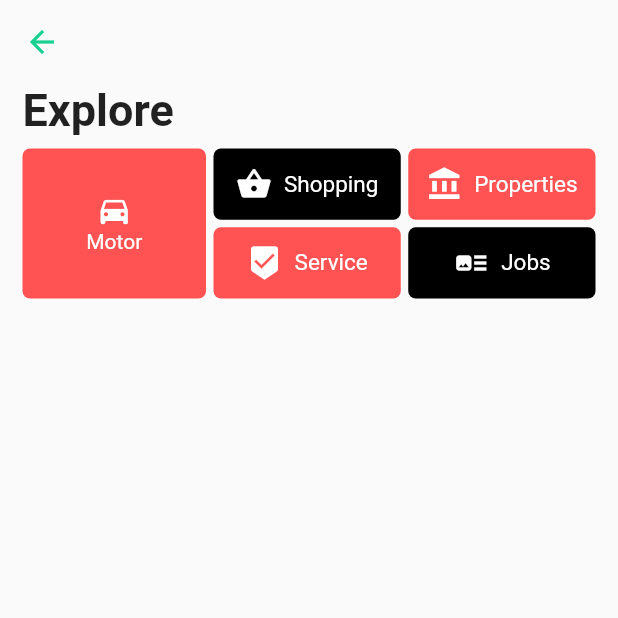
After one commit to 3112Forever/Flutter_UI_Tranning_2, a Flutter app: the HomePage screen opened directly, on a phone screen of 412 x 824 dp, the top half of it. The commit adds this screen. Run offline on Flutter 3.47's test engine with Material 2 defaults, Android fonts, the phone set to English and light mode, and no system bars.

Commit message:
Login to HomePage

```diff
--- /dev/null
+++ b/lib/home.dart
@@ -0,0 +1,195 @@
+import 'package:flutter/material.dart';
+
+class HomePage extends StatefulWidget {
+  @override
+  _HomePageState createState() => _HomePageState();
+}
+
+class _HomePageState extends State<HomePage> {
+  @override
+  Widget build(BuildContext context) {
+    return Scaffold(
+      appBar: AppBar(
+          backgroundColor: Colors.transparent,
+          elevation: 0.0,
+          iconTheme: new IconThemeData(color: Color(0xFF18D191))),
+      body: MainContent(),
+    );
+  }
+}
+
+class MainContent extends StatefulWidget {
+  @override
+  _MainContentState createState() => _MainContentState();
+}
+
+class _MainContentState extends State<MainContent> {
+  @override
+  Widget build(BuildContext context) {
+    return new ListView(
+      children: <Widget>[
+        Padding(
+          padding: const EdgeInsets.symmetric(horizontal: 15.0),
+          child: new Container(
+            child: new Column(
+              children: <Widget>[
+                Row(
+                  children: <Widget>[
+                    new Text(
+                      "Explore",
+                      style: TextStyle(fontSize: 30.0,fontWeight: FontWeight.bold),
+                      textAlign: TextAlign.left,
+                    ),
+                  ],
+                ),
+
+                new SizedBox(
+                  height: 8.0,
+                ),
+
+                Row(
+                  children: <Widget>[
+                    // Motorrrrrrrrrrrrrrrrrrrrrrrrrrrrrrrrrrrrrrrrrrrrrrrrrrrrrrrrrr
+
+                    new Expanded(
+                        child: Padding(
+                          padding: const EdgeInsets.only(right:5.0),
+                          child: new Container(
+                      height: 100.0,
+                      decoration: new BoxDecoration(
+                            borderRadius: new BorderRadius.circular(5.0),
+                            color: Colors.redAccent),
+                      child: new Column(
+                          mainAxisAlignment: MainAxisAlignment.center,
+                          children: <Widget>[
+                            new Icon(Icons.drive_eta, color: Colors.white),
+                            new Text("Motor",
+                                style: TextStyle(color: Colors.white))
+                          ],
+                      ),
+                    ),
+                        )),
+
+                    // Stack 22222222222222222222
+
+                    new Expanded(
+                        child: new Container(
+                      height: 100.0,
+                      child: new Column(
+                        children: <Widget>[
+                          Expanded(
+                            child: Padding(
+                              padding: const EdgeInsets.only(bottom: 2.5,right: 2.5),
+                              child: new Container(
+                                decoration: new BoxDecoration(
+                                    color: Colors.black,
+                                    borderRadius: BorderRadius.circular(5.0)),
+                                child: new Row(
+                                  mainAxisAlignment: MainAxisAlignment.center,
+                                  children: <Widget>[
+                                    Padding(
+                                      padding: const EdgeInsets.only(right:8.0),
+                                      child: new Icon(Icons.shopping_basket,
+                                          color: Colors.white),
+                                    ),
+                                    new Text("Shopping",
+                                        style: TextStyle(
+                                            color: Colors.white, fontSize: 15.0))
+                                  ],
+                                ),
+                              ),
+                            ),
+                          ),
+                          Expanded(
+                            child: Padding(
+                              padding: const EdgeInsets.only(top:2.5,right: 2.5),
+                              child: new Container(
+                                decoration: new BoxDecoration(
+                                    color: Colors.redAccent,
+                                    borderRadius: BorderRadius.circular(5.0)),
+                                child: new Row(
+                                  mainAxisAlignment: MainAxisAlignment.center,
+                                  children: <Widget>[
+                                    Padding(
+                                      padding: const EdgeInsets.only(right:8.0),
+                                      child: new Icon(Icons.beenhere,
+                                          color: Colors.white),
+                                    ),
+                                    new Text("Service",
+                                        style: TextStyle(
+                                            color: Colors.white, fontSize: 15.0))
+                                  ],
+                                ),
+                              ),
+                            ),
+                          ),
+                        ],
+                      ),
+                    )),
+
+                    // Stack 3333333333333333333333333333333333
+
+                    new Expanded(
+                        child: new Container(
+                          height: 100.0,
+                          child: new Column(
+                            children: <Widget>[
+                              Expanded(
+                                child: Padding(
+                                  padding: const EdgeInsets.only(bottom: 2.5,left: 2.5),
+                                  child: new Container(
+                                    decoration: new BoxDecoration(
+                                        color: Colors.redAccent,
+                                        borderRadius: BorderRadius.circular(5.0)),
+                                    child: new Row(
+                                      mainAxisAlignment: MainAxisAlignment.center,
+                                      children: <Widget>[
+                                        Padding(
+                                          padding: const EdgeInsets.only(right:8.0),
+                                          child: new Icon(Icons.account_balance,
+                                              color: Colors.white),
+                                        ),
+                                        new Text("Properties",
+                                            style: TextStyle(
+                                                color: Colors.white, fontSize: 15.0))
+                                      ],
+                                    ),
+                                  ),
+                                ),
+                              ),
+                              Expanded(
+                                child: Padding(
+                                  padding: const EdgeInsets.only(top:2.5,left: 2.5),
+                                  child: new Container(
+                                    decoration: new BoxDecoration(
+                                        color: Colors.black,
+                                        borderRadius: BorderRadius.circular(5.0)),
+                                    child: new Row(
+                                      mainAxisAlignment: MainAxisAlignment.center,
+                                      children: <Widget>[
+                                        Padding(
+                                          padding: const EdgeInsets.only(right:8.0),
+                                          child: new Icon(Icons.art_track,
+                                              color: Colors.white),
+                                        ),
+                                        new Text("Jobs",
+                                            style: TextStyle(
+                                                color: Colors.white, fontSize: 15.0))
+                                      ],
+                                    ),
+                                  ),
+                                ),
+                              ),
+                            ],
+                          ),
+                        )),
+                  ],
+                ),
+              ],
+            ),
+          ),
+        )
+      ],
+    );
+  }
+}
--- a/lib/login.dart
+++ b/lib/login.dart
@@ -1,4 +1,5 @@
 import 'package:flutter/material.dart';
+import 'home.dart';
 import 'stack_icon.dart';
 
 class LoginPage extends StatelessWidget {
@@ -65,6 +66,10 @@ class LoginPage extends StatelessWidget {
                 child: Padding(
                   padding: const EdgeInsets.only(
                       left: 20.0, right: 10.0, top: 10.0),
+                  child: GestureDetector(
+                    onTap: (){
+                      Navigator.push(context, MaterialPageRoute(builder: (context)=> HomePage()));
+                    },
                     child: new Container(
                       alignment: Alignment.center,
                       height: 70.0,
@@ -76,6 +81,7 @@ class LoginPage extends StatelessWidget {
                       child: new Text('Login',
                           style: new TextStyle(
                               fontSize: 20.0, color: Colors.white)),
+                    ),
                   ),
                 ),
               ),
```
Also changed, not shown: lib/generated/i18n.dart (added), 1 other file. Lines whose indentation alone changed are shown as unchanged.
